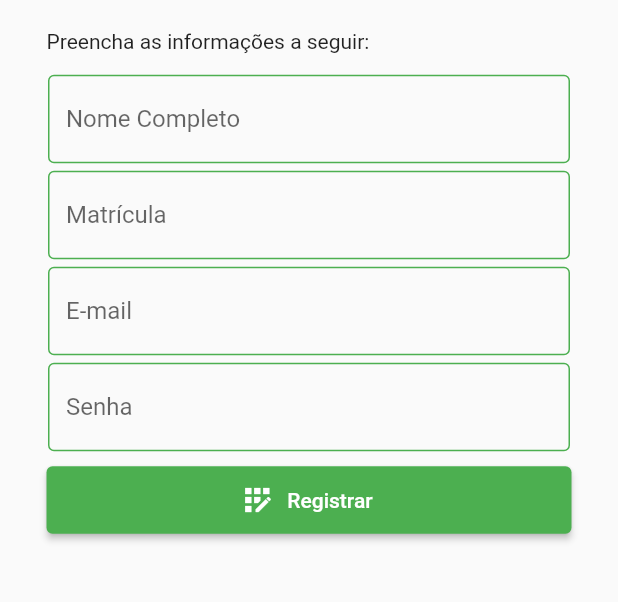
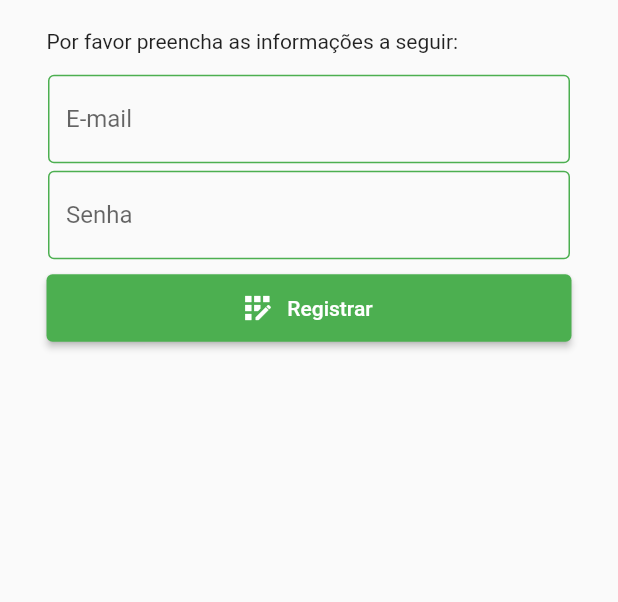
Before and after one commit to andreyquadros/editais-login, a Flutter app: the screen it shows after launch, after a tap on an icon or button, on a phone screen of 412 x 824 dp, the part 436-1038 px from its top. Run offline on Flutter 3.47's test engine with Material 2 defaults, Android fonts, the phone set to English and light mode, and no system bars; our stand-ins replace cached_network_image, cloud_firestore, firebase_auth, firebase_core, get, styled_text; missing offline and left inert: flutter_facebook_auth; accounts and stored records are empty; generated files the repository leaves out were written again; network calls fail.

```diff
--- a/lib/main.dart
+++ b/lib/main.dart
@@ -1,10 +1,16 @@
 import 'package:editais_app/view/login_screen.dart';
+import 'package:firebase_core/firebase_core.dart';
 import 'package:flutter/material.dart';
 import 'package:get/get.dart';
 
+import 'firebase_options.dart';
 import 'view/styles/colors.dart';
 
-void main() {
+void main() async {
+  WidgetsFlutterBinding.ensureInitialized();
+  await Firebase.initializeApp(
+    options: DefaultFirebaseOptions.currentPlatform,
+  );
   runApp(GetMaterialApp(
     debugShowCheckedModeBanner: false,
     theme: ThemeData(
--- a/lib/view/register_screen.dart
+++ b/lib/view/register_screen.dart
@@ -1,3 +1,4 @@
+import 'package:editais_app/modelview/auth/email_pass_auth_register.dart';
 import 'package:editais_app/view/styles/colors.dart';
 import 'package:flutter/material.dart';
 
@@ -9,11 +10,15 @@ class RegisterScreen extends StatefulWidget {
 }
 
 class _RegisterScreenState extends State<RegisterScreen> {
+
+  TextEditingController _controladorEmail = TextEditingController();
+  TextEditingController _controladorSenha = TextEditingController();
+
   @override
   Widget build(BuildContext context) {
     return Scaffold(
       appBar: AppBar(
-        title: Text('Registrar Conta'),
+        title: const Text('Registrar Conta'),
       ),
       body: SingleChildScrollView(
         child: Column(
@@ -44,37 +49,11 @@ class _RegisterScreenState extends State<RegisterScreen> {
             Container(
                 width: 350,
                 height: 30,
-                child: Text('Preencha as informações a seguir: ')),
+                child: const Text('Por favor preencha as informações a seguir: ')),
             Padding(
               padding: const EdgeInsets.fromLTRB(32, 0, 32, 5),
               child: TextFormField(
-                controller: null,
-                keyboardType: TextInputType.text,
-                cursorColor: ColorsStyle().formsGerais,
-                decoration: InputDecoration(
-                  border: OutlineInputBorder(
-                      borderSide: BorderSide(width: 3, color: ColorsStyle().formsGerais)),
-                  hintText: 'Nome Completo',
-                ),
-              ),
-            ),
-            Padding(
-              padding: const EdgeInsets.fromLTRB(32, 0, 32, 5),
-              child: TextFormField(
-                controller: null,
-                keyboardType: TextInputType.number,
-                cursorColor: ColorsStyle().formsGerais,
-                decoration: InputDecoration(
-                  border: OutlineInputBorder(
-                      borderSide: BorderSide(width: 3, color: ColorsStyle().formsGerais)),
-                  hintText: 'Matrícula',
-                ),
-              ),
-            ),
-            Padding(
-              padding: const EdgeInsets.fromLTRB(32, 0, 32, 5),
-              child: TextFormField(
-                controller: null,
+                controller: _controladorEmail,
                 keyboardType: TextInputType.emailAddress,
                 cursorColor: ColorsStyle().formsGerais,
                 decoration: InputDecoration(
@@ -87,7 +66,7 @@ class _RegisterScreenState extends State<RegisterScreen> {
             Padding(
               padding: const EdgeInsets.fromLTRB(32, 0, 32, 10),
               child: TextFormField(
-                controller: null,
+                controller: _controladorSenha,
                 keyboardType: TextInputType.visiblePassword,
                 cursorColor: ColorsStyle().formsGerais,
                 decoration: InputDecoration(
@@ -102,9 +81,13 @@ class _RegisterScreenState extends State<RegisterScreen> {
               height: 45,
               child: ElevatedButton.icon(
                   style: TextButton.styleFrom(backgroundColor: ColorsStyle().botao),
-                  onPressed: () {},
-                  icon: Icon(Icons.app_registration),
-                  label: Text("Registrar")),
+                  onPressed: () async {
+                    await Future.delayed(const Duration(seconds: 2), (){
+                    registerUser(_controladorEmail.text, _controladorSenha.text);
+                    });
+                  },
+                  icon: const Icon(Icons.app_registration),
+                  label: const Text("Registrar")),
             ),
           ],
         ),
--- a/pubspec.yaml
+++ b/pubspec.yaml
@@ -39,6 +39,10 @@ dependencies:
   get: ^4.6.5
   cached_network_image: ^3.2.2
   styled_text: ^6.0.0
+  firebase_core: ^2.3.0
+  firebase_auth: ^4.1.3
+  flutter_facebook_auth: ^5.0.6
+  cloud_firestore: ^4.1.0
 
 
 dev_dependencies:
```
Also changed, not shown: lib/modelview/auth/email_pass_auth_register.dart (added, +81 -0 lines), lib/modelview/auth/facebook_auth.dart (added, +39 -0 lines), lib/view/home.dart (added, +22 -0 lines), lib/modelview/auth/email_pass_auth.dart (added), lib/view/components/snackbar_error_alert.dart (added), pubspec.lock, 3 other files.
